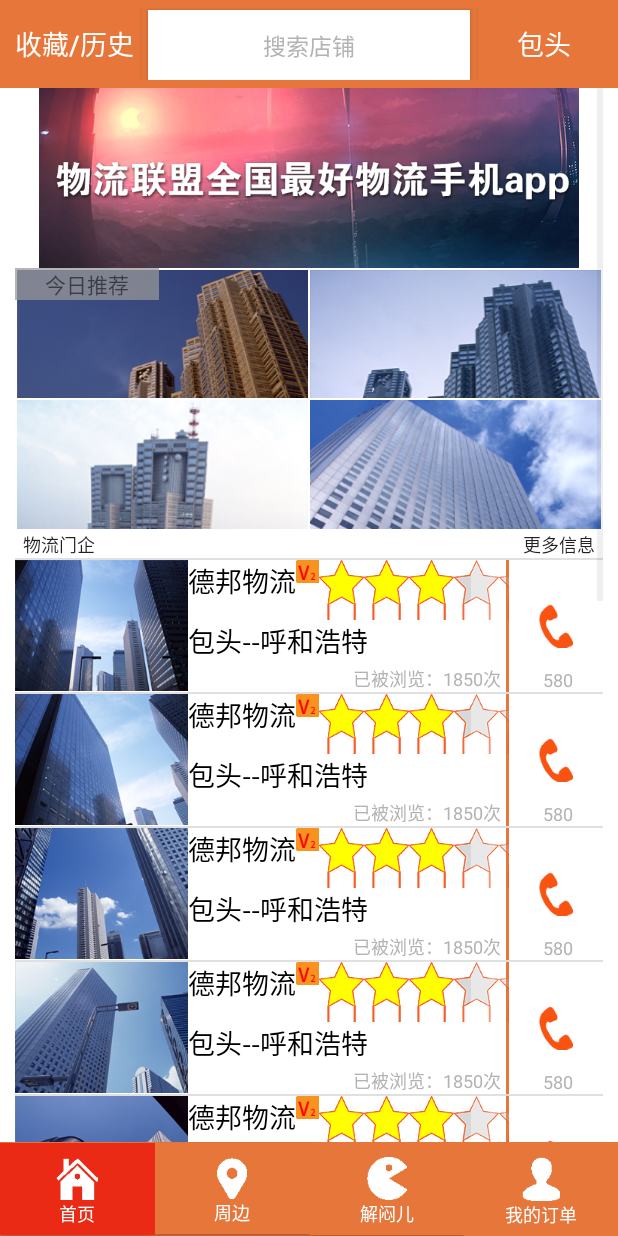
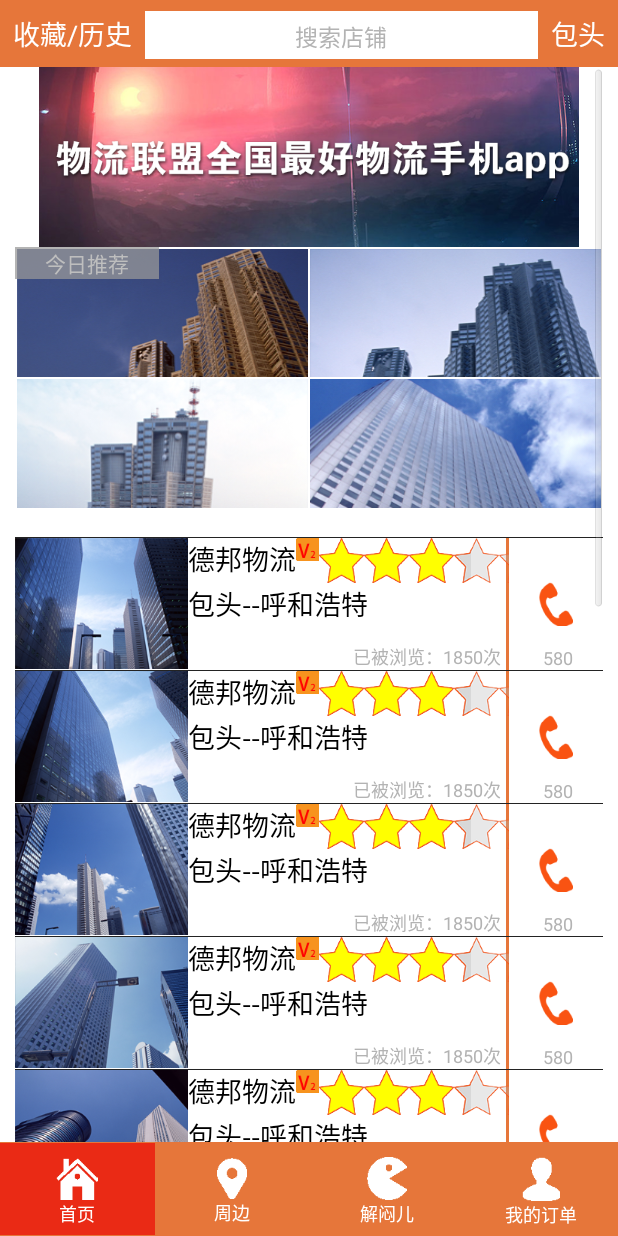
Before and after one commit to soon14/LogisticsTraffic, an Android app: the HomeActivity screen opened directly, with no data from a screen before it, on a phone screen of 412 x 824 dp. Run offline under Robolectric (Android 15) with nearby library versions, the phone set to English and light mode, and no system bars.

Commit message:
全屏设置，代码备注，小bug修改；

```diff
--- a/app/src/main/AndroidManifest.xml
+++ b/app/src/main/AndroidManifest.xml
@@ -31,7 +31,8 @@
 
         <activity android:name=".activity.WelcomeActivity" />
         <activity android:name=".activity.LocationActivity" />
-        <activity android:name=".activity.HomeActivity" />
+        <activity android:name=".activity.HomeActivity"
+            />
         <activity android:name=".activity.RegisterActivity" />
         <activity android:name=".activity.LogoActivity" />
         <activity android:name=".activity.LoginActivity" />
--- a/app/src/main/java/com/bt/zhangzy/logisticstraffic/activity/HomeActivity.java
+++ b/app/src/main/java/com/bt/zhangzy/logisticstraffic/activity/HomeActivity.java
@@ -57,6 +57,14 @@
     @Override
     protected void onCreate(Bundle savedInstanceState) {
         super.onCreate(savedInstanceState);
+        //避免弹出的键盘遮挡输入框的问题
+        //这样会让屏幕整体上移。如果加上的 是 android:windowSoftInputMode="adjustPan"这样键盘就会覆盖屏幕。
+        getWindow().setSoftInputMode(WindowManager.LayoutParams.SOFT_INPUT_ADJUST_PAN);
+        /*关于android:windowSoftInputMode
+    　　activity主窗口与软键盘的交互模式，可以用来避免输入法面板遮挡问题，Android1.5后的一个新特性。
+    　　这个属性能影响两件事情：
+　　　　【一】当有焦点产生时，软键盘是隐藏还是显示
+　　　　【二】是否减少活动主窗口大小以便腾出空间放软键盘*/
 
         setContentView(R.layout.activity_home);
 
@@ -118,6 +126,7 @@
      * 浮窗 创建
      */
     private void createView() {
+        //TODO 浮窗音效 小汽车下单加入音效
         if (!User.getInstance().getLogin() || User.getInstance().getUserType() != Type.InformationType) {
             Log.i(Tag, "用户 不符合浮窗创建条件");
             floatView = null;
@@ -345,6 +354,7 @@
 
     /**
      * 推荐给好友
+     *
      * @param view
      */
     public void onClick_SendFriend(View view) {
@@ -353,9 +363,9 @@
 
     @Override
     protected void onActivityResult(int requestCode, int resultCode, Intent data) {
-        if(requestCode == Constant.REQUEST_CODE_CONTACT){
-            String[] str = ContextTools.OnActivityRsultForContacts(this,data);
-            if(!TextUtils.isEmpty(str[1])) {
+        if (requestCode == Constant.REQUEST_CODE_CONTACT) {
+            String[] str = ContextTools.OnActivityRsultForContacts(this, data);
+            if (!TextUtils.isEmpty(str[1])) {
                 //给拿到的电话发送短信
                 ContextTools.SendSMS(this, str[1], "测试短信：推荐内容   快来使用易运通吧！！");
             }
--- a/app/src/main/java/com/bt/zhangzy/logisticstraffic/activity/OrderListActivity.java
+++ b/app/src/main/java/com/bt/zhangzy/logisticstraffic/activity/OrderListActivity.java
@@ -13,6 +13,7 @@
 import com.bt.zhangzy.logisticstraffic.app.BaseActivity;
 
 /**
+ * TODO: 滑动切换功能
  * Created by ZhangZy on 2015/6/19.
  */
 public class OrderListActivity extends BaseActivity {
--- a/app/src/main/res/layout/activity_detail_cp.xml
+++ b/app/src/main/res/layout/activity_detail_cp.xml
@@ -83,6 +83,8 @@
     <LinearLayout
         android:layout_width="match_parent"
         android:layout_height="wrap_content"
+        android:layout_marginTop="3dp"
+        android:layout_marginBottom="3dp"
         android:layout_marginLeft="10dp"
         android:orientation="horizontal">
 
@@ -170,6 +172,7 @@
             android:text="距离1.5km" />
     </RelativeLayout>
 
+    <!-- TODO 表格换成黑色 需要美术设计 -->
     <LinearLayout
         android:layout_width="match_parent"
         android:layout_height="wrap_content"
--- a/app/src/main/res/layout/activity_setting_share.xml
+++ b/app/src/main/res/layout/activity_setting_share.xml
@@ -7,6 +7,7 @@
     android:orientation="vertical"
     tools:context=".activity.SettingShareActivity">
     <!-- 分享设置 -->
+    <!-- TODO: 开关按钮没有自定义 -->
 
     <include layout="@layout/page_top" />
 
--- a/app/src/main/res/layout/fragment_services.xml
+++ b/app/src/main/res/layout/fragment_services.xml
@@ -83,6 +83,7 @@
             android:layout_height="wrap_content"
             android:orientation="horizontal">
 
+            <!-- todo 键盘遮挡问题-->
             <EditText
                 android:layout_width="match_parent"
                 android:layout_height="wrap_content"
--- a/app/src/main/res/values/styles.xml
+++ b/app/src/main/res/values/styles.xml
@@ -1,8 +1,10 @@
 <resources>
 
     <!-- Base application theme. -->
-    <style name="AppTheme" parent="Theme.AppCompat.Light.DarkActionBar">
+    <style name="AppTheme" parent="@android:style/Theme.NoTitleBar.Fullscreen">
         <!-- Customize your theme here. -->
+        <item name="android:windowBackground">@color/page_bg_color</item>
+        <item name="android:windowNoTitle">true</item>
     </style>
 
     <style name="AnimationFade" parent="android:Animation">
@@ -188,7 +190,7 @@
     <!-- 自定义星级条样式          ?android:attr/ratingBarStyleSmall  -->
     <style name="RatingBar_style" parent="@android:style/Widget.RatingBar">
         <item name="android:progressDrawable">@drawable/ratingbar_gold</item>
-        <item name="android:minHeight">60px</item>
+        <item name="android:minHeight">30dp</item>
         <item name="android:maxHeight">60dp</item>
         <item name="android:stepSize">0.1</item>
         <item name="android:isIndicator">true</item>
```
